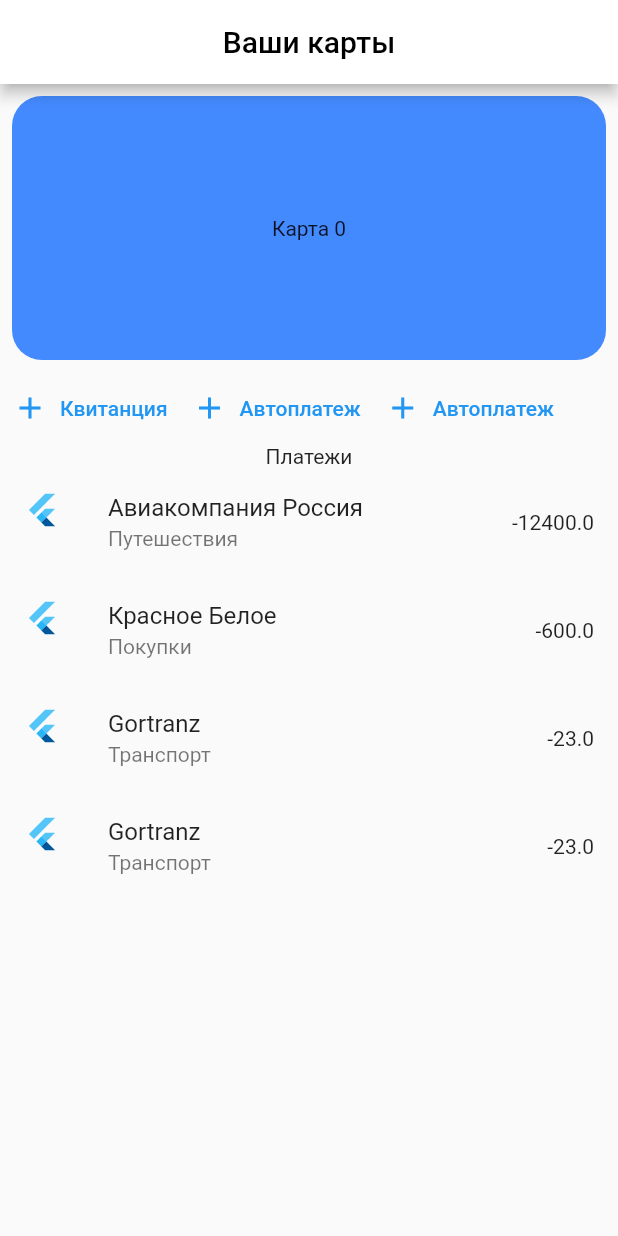
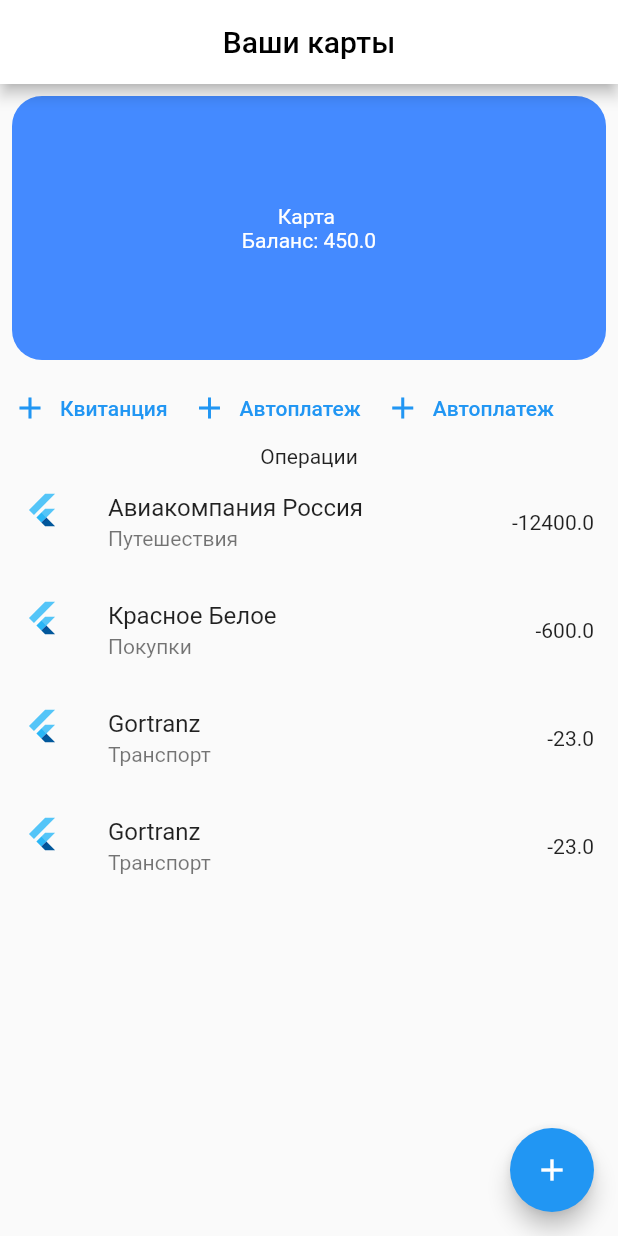
Before and after one commit to bonsoirelliot/bank_test_app, a Flutter app: the screen it shows after launch, on a phone screen of 412 x 824 dp. Run offline on Flutter 3.47's test engine with Material 2 defaults, Android fonts, the phone set to English and light mode, and no system bars; our stand-ins replace bloc, flutter_bloc.

Commit message:
new commit

```diff
--- /dev/null
+++ b/lib/bloc/blur_bloc.dart
@@ -0,0 +1,22 @@
+import 'dart:async';
+
+import 'package:bloc/bloc.dart';
+import 'package:meta/meta.dart';
+
+part 'blur_event.dart';
+part 'blur_state.dart';
+
+class BlurBloc extends Bloc<BlurEvent, bool> {
+  BlurBloc() : super(false);
+
+  @override
+  Stream<bool> mapEventToState(
+    BlurEvent event,
+  ) async* {
+    switch (event) {
+      case BlurEvent.update:
+        yield !state;
+        break;
+    }
+  }
+}
--- /dev/null
+++ b/lib/bloc/blur_event.dart
@@ -0,0 +1,4 @@
+part of 'blur_bloc.dart';
+
+@immutable
+enum BlurEvent { update }
--- /dev/null
+++ b/lib/bloc/blur_state.dart
@@ -0,0 +1,6 @@
+part of 'blur_bloc.dart';
+
+@immutable
+abstract class BlurState {}
+
+class BlurInitial extends BlurState {}
--- a/lib/data/data.dart
+++ b/lib/data/data.dart
@@ -9,6 +9,7 @@ class CardHistory {
 
 class BankCard {
   final List<CardHistory> history;
+  final double balance;
 
-  BankCard(this.history);
+  BankCard(this.history, this.balance);
 }
--- a/lib/data/repository.dart
+++ b/lib/data/repository.dart
@@ -22,7 +22,7 @@ List<CardHistory> history3 = [
 ];
 
 List<BankCard> cards = [
-  BankCard(history1),
-  BankCard(history2),
-  BankCard(history3)
+  BankCard(history1, 450),
+  BankCard(history2, 560),
+  BankCard(history3, 12)
 ];
--- a/lib/presentation/home_page.dart
+++ b/lib/presentation/home_page.dart
@@ -1,7 +1,10 @@
+import 'dart:ui';
+
 import 'package:flutter/material.dart';
 import '../bloc/bank_bloc.dart';
 import 'package:flutter_bloc/flutter_bloc.dart';
 import '../data/repository.dart';
+import '../bloc/blur_bloc.dart';
 
 class HomePage extends StatelessWidget {
   //const HomePage({Key? key}) : super(key: key);
@@ -9,21 +12,35 @@ class HomePage extends StatelessWidget {
 
   @override
   Widget build(BuildContext context) {
-    return Scaffold(
+    return MultiBlocProvider(
+      providers: [
+        BlocProvider(create: (context) => BankBloc()),
+        BlocProvider(create: (context) => BlurBloc()),
+      ],
+      child: Scaffold(
         appBar: new AppBar(
-        title: const Text('Ваши карты', style: TextStyle(color: Colors.black)),
+          title:
+              const Text('Ваши карты', style: TextStyle(color: Colors.black)),
           backgroundColor: Colors.white,
           centerTitle: true,
         ),
-      body: BlocProvider(
-        create: (context) => BankBloc(),
-        child: BlocBuilder<BankBloc, int>(
+        floatingActionButton: BlocBuilder<BlurBloc, bool>(
           builder: (context, state) {
-            return Column(
+            return FloatingActionButton(
+              onPressed: () {
+                context.read<BlurBloc>().add(BlurEvent.update);
+              },
+              child: Icon(Icons.add),
+            );
+          },
+        ),
+        body: Column(
           children: [
             Flexible(
               flex: 2,
-                  child: PageView.builder(
+              child: BlocBuilder<BankBloc, int>(
+                builder: (context, state) {
+                  return PageView.builder(
                       controller: controller,
                       onPageChanged: (int page) {
                         if (page > state) {
@@ -41,11 +58,36 @@ class HomePage extends StatelessWidget {
                             borderRadius: BorderRadius.circular(20),
                             child: Container(
                               color: Colors.blueAccent,
-                              child: Center(child: Text('Карта $state')),
+                              child: Center(
+                                  child: Column(
+                                mainAxisAlignment: MainAxisAlignment.center,
+                                children: [
+                                  Text(
+                                    'Карта ',
+                                    style: TextStyle(color: Colors.white),
+                                  ),
+                                  BlocBuilder<BlurBloc, bool>(
+                                    builder: (context, blurstate) {
+                                      return ImageFiltered(
+                                        imageFilter: ImageFilter.blur(
+                                            sigmaX: blurstate ? 5.0 : 0.0,
+                                            sigmaY: blurstate ? 5.0 : 0.0),
+                                        child: Text(
+                                          'Баланс: ' +
+                                              cards[state].balance.toString(),
+                                          style: TextStyle(color: Colors.white),
+                                        ),
+                                      );
+                                    },
+                                  )
+                                ],
+                              )),
                             ),
                           ),
                         );
-                      }),
+                      });
+                },
+              ),
             ),
             Flexible(
                 flex: 1,
@@ -71,29 +113,47 @@ class HomePage extends StatelessWidget {
             Flexible(
               flex: 1,
               child: Text(
-                    'Платежи',
+                'Операции',
                 textAlign: TextAlign.start,
               ),
             ),
-                Flexible(
+            Expanded(
               flex: 4,
-                  child: ListView.builder(
+              child: BlocBuilder<BankBloc, int>(
+                builder: (context, state) {
+                  return ListView.builder(
                       itemCount: cards[state].history.length,
                       itemBuilder: (context, int i) {
                         return ListTile(
                           leading: FlutterLogo(),
                           title: Text(cards[state].history[i].companyName),
                           subtitle: Text(cards[state].history[i].cathegory),
-                          trailing: cards[state].history[i].isTreat
+                          trailing: BlocBuilder<BlurBloc, bool>(
+                            builder: (context, blurstate) {
+                              return ImageFiltered(
+                                imageFilter: ImageFilter.blur(
+                                  sigmaX: blurstate ? 5.0 : 0.0,
+                                  sigmaY: blurstate ? 5.0 : 0.0,
+                                ),
+                                child: cards[state].history[i].isTreat
                                     ? Text('-' +
-                                  cards[state].history[i].price.toString())
-                              : Text(cards[state].history[i].price.toString()),
+                                        cards[state]
+                                            .history[i]
+                                            .price
+                                            .toString())
+                                    : Text(cards[state]
+                                        .history[i]
+                                        .price
+                                        .toString()),
                               );
-                      }),
+                            },
+                          ),
+                        );
+                      });
+                },
+              ),
             ),
           ],
-            );
-          },
         ),
       ),
     );
```
Lines whose indentation alone changed are shown as unchanged.
